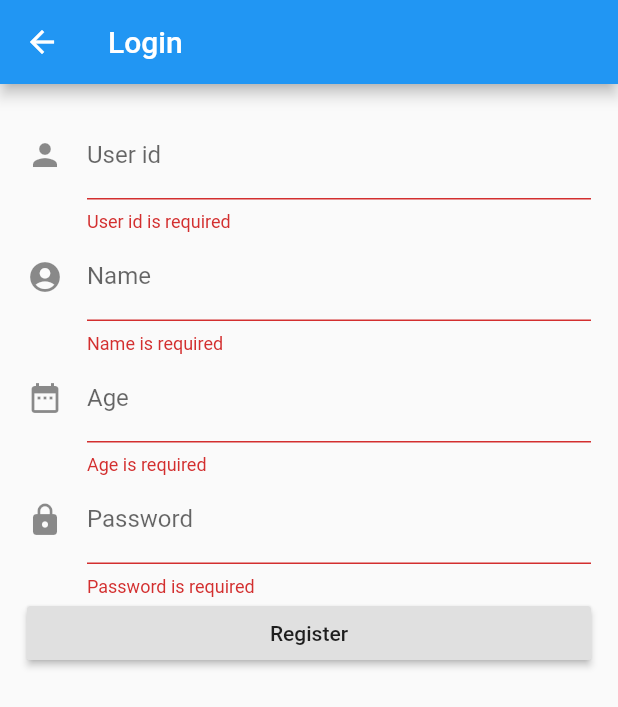
After one commit to ttaitana/mobilefinal2, a Flutter app: the RegisterScreen screen opened by its route, after a tap on "Register", on a phone screen of 412 x 824 dp. The commit adds this screen. Shown: the top 707 px of the screen. Run offline on Flutter 3.47's test engine with Material 2 defaults, Android fonts, the phone set to English and light mode, and no system bars; our stand-ins replace sqflite; accounts and stored records are empty; network calls fail.

Commit message:
register bug

```diff
--- /dev/null
+++ b/lib/Register.dart
@@ -0,0 +1,116 @@
+import 'package:flutter/material.dart';
+import './db/storage.dart';
+
+
+class RegisterScreen extends StatefulWidget {
+  @override
+  State<StatefulWidget> createState() {
+    // TODO: implement createState
+    return RegisterScreenState();
+  }
+}
+
+class RegisterScreenState extends State<RegisterScreen> {
+  final StorageProvider _storage = StorageProvider();
+  final _formkey = GlobalKey<FormState>();
+
+  TextEditingController userController = TextEditingController();
+  TextEditingController nameController = TextEditingController();
+  TextEditingController ageController = TextEditingController();
+  TextEditingController passwordController = TextEditingController();
+
+  @override
+  Widget build(BuildContext context) {
+    // TODO: implement build
+    return Scaffold(
+      appBar: AppBar(
+        title: Text("Login"),
+      ),
+      body: Padding(
+        padding: EdgeInsets.all(18),
+        child: Form(
+          key: _formkey,
+          child: ListView(
+            children: <Widget>[
+              TextFormField(
+                decoration: InputDecoration(
+                    icon: Icon(Icons.person), labelText: 'User id'),
+                keyboardType: TextInputType.emailAddress,
+                controller: userController,
+                validator: (value) {
+                  if (value.isEmpty) {
+                    return "User id is required";
+                  } else if (value.length < 6 || value.length > 12) {
+                    return 'Length must between 6 and 12';
+                  }
+                },
+              ),
+              TextFormField(
+                decoration: InputDecoration(
+                    icon: Icon(Icons.account_circle), labelText: 'Name'),
+                controller: nameController,
+                validator: (value) {
+                  if (value.isEmpty) return "Name is required";
+                  else if (value.split(" ").length != 2){
+                    return "Name must contain First name and Last name";
+                  }
+                },
+              ),
+              TextFormField(
+                decoration: InputDecoration(
+                    icon: Icon(Icons.date_range), labelText: 'Age'),
+                controller: ageController,
+                validator: (value) {
+                  if (value.isEmpty) {
+                    return "Age is required";
+                  }else if(int.parse(value) < 10 || int.parse(value) > 80){
+                    return "Age must between 10 and 80";
+                  }
+                },
+              ),
+              TextFormField(
+                decoration: InputDecoration(
+                    icon: Icon(Icons.lock), labelText: 'Password'),
+                obscureText: true,
+                controller: passwordController,
+                validator: (value) {
+                  if (value.isEmpty && value.length < 6)
+                    return "Password is required";
+                },
+              ),
+              Row(
+                children: <Widget>[
+                  Expanded(
+                    flex: 1,
+                    child: RaisedButton(
+                      child: Text("Register"),
+                      onPressed: () async {
+                        if (_formkey.currentState.validate()) {
+                          _storage.open('todo.db');
+                          Storage data = Storage();
+                          data.user = userController.text;
+                          data.name = nameController.text;
+                          data.age = int.parse(ageController.text);
+                          data.quote = "";
+                          data.password = passwordController.text;
+                          print(data.user);
+                          print('wait');
+                          Storage resault = await _storage.insert(data);
+                          print('complete');
+                          print(resault.id);
+                          Navigator.pop(context);
+                        } else {
+                          print('Error');
+                        }
+                      },
+                    ),
+                  ),
+                ],
+              ),
+            ],
+          ),
+        ),
+      ),
+    );
+  }
+}
--- /dev/null
+++ b/lib/db/storage.dart
@@ -0,0 +1,109 @@
+import 'package:sqflite/sqflite.dart';
+
+final String tableTodo = 'todo';
+final String columnId = '_id';
+final String columnUseId = 'user_id';
+final String columnName = 'name';
+final String columnAge = 'age';
+final String columnPassword = 'password';
+final String columnQuote = 'quote';
+
+class Storage {
+  int id;
+  String user;
+  int age;
+  String password;
+  String quote;
+  String name;
+
+  Storage();
+
+  Storage.formMap(Map<String, dynamic> map) {
+    this.id = map[columnId];
+    this.user = map[columnUseId];
+    this.age = map[columnAge];
+    this.name = map[columnName];
+    this.password = map[columnPassword];
+    this.quote = map[columnQuote];
+  }
+
+  Map<String, dynamic> toMap() {
+    var map = <String, dynamic>{
+      columnId: id,
+      columnUseId: user,
+      columnAge: age,
+      columnName: name,
+      columnPassword: password,
+      columnQuote: quote,
+    };
+    if (id != null) {
+      map[columnId] = id;
+    }
+    return map;
+  }
+
+  @override
+  String toString() {
+    return 'id: ${this.id}, userid:  ${this.user}, name:  ${this.name}, age:  ${this.age}, password:  ${this.password}, quote:  ${this.quote}';
+  }
+}
+
+class StorageProvider {
+  Database db;
+
+  Future open(String path) async {
+    print('Oppening');
+    db = await openDatabase(path, version: 1,
+        onCreate: (Database db, int version) async {
+      await db.execute('''
+        create table $tableTodo(
+          $columnId integer primary key autoincrement,
+          $columnUseId text not null UNIQUE,
+          $columnAge int not null,
+          $columnName text not null,
+          $columnPassword text not null,
+          $columnQuote text
+        )
+      ''');
+    });
+  }
+
+  Future<Storage> insert(Storage data) async {
+    data.id = await db.insert(tableTodo, data.toMap());
+    return data;
+  }
+
+  Future<Storage> getData(int id) async {
+    List<Map> maps = await db.query(tableTodo,
+        columns: [columnId, columnUseId, columnName, columnQuote, columnAge],
+        where: '$columnId = ?',
+        whereArgs: [id]);
+
+    if (maps.length > 0) {
+      return new Storage.formMap(maps.first);
+    }
+    return null;
+  }
+
+  Future<int> update(Storage data) async {
+    return await db.update(tableTodo, data.toMap(),
+        where: '$columnId = ?', whereArgs: [data.id]);
+  }
+
+  Future<bool> logins(String username, String password) async {
+    print('get int');
+    List<Map> maps = await db.query(tableTodo,
+        columns: [columnId, columnUseId, columnName, columnQuote, columnAge],
+        where: '$columnUseId = ?',
+        whereArgs: [username]);
+    print(maps);
+    // if(data.length > 0){
+    //   return true;
+    // }else{
+    //   return false;
+    // }
+    // return data;
+  }
+
+  Future close() async => db.close();
+}
--- a/lib/main.dart
+++ b/lib/main.dart
@@ -1,5 +1,6 @@
 import 'package:flutter/material.dart';
 import './Login.dart';
+import './Register.dart';
 
 void main() => runApp(MyApp());
 
@@ -21,10 +22,21 @@ class MyApp extends StatelessWidget {
         // is not restarted.
         primarySwatch: Colors.blue,
       ),
-      initialRoute: '/',
+      initialRoute: '/login',
       routes: {
-        '/': (context) => LoginScreen()
+        '/': (context) => blank(),
+        '/login': (context) => LoginScreen(),
+        '/register' : (context) => RegisterScreen()
       },
     );
   }
 }
+
+class blank extends StatelessWidget{
+  @override
+  Widget build(BuildContext context) {
+    // TODO: implement build
+    return Scaffold();
+  }
+
+}
--- a/pubspec.yaml
+++ b/pubspec.yaml
@@ -24,6 +24,7 @@ dependencies:
   # Use with the CupertinoIcons class for iOS style icons.
   cupertino_icons: ^0.1.2
   sqflite: ^1.1.0
+  shared_preferences: ^0.4.3
 
 dev_dependencies:
   flutter_test:
```
Also changed, not shown: lib/Login.dart (+30 -14 lines), pubspec.lock.
